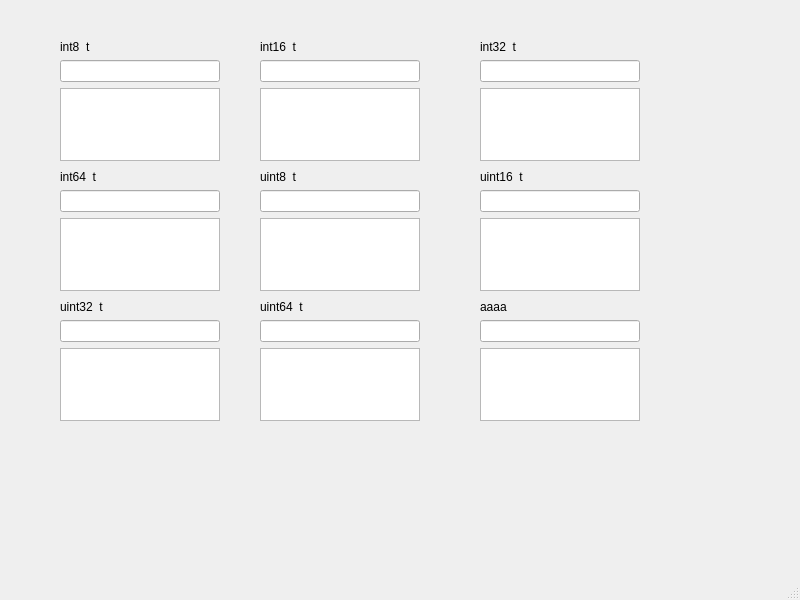
Above: AVSyc/mainwindow.ui from Seathe14/AVSyc before the change. Below: the same form after it.
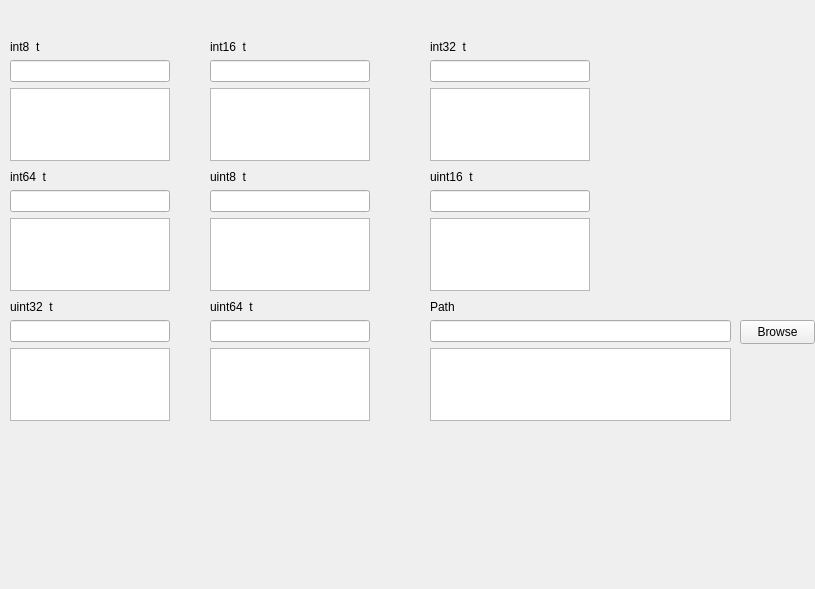
That is the form after the change.

Commit message: Added path browser

Diff of the .ui file:
```diff
--- a/AVSyc/mainwindow.ui
+++ b/AVSyc/mainwindow.ui
@@ -6,10 +6,28 @@
    <rect>
     <x>0</x>
     <y>0</y>
-    <width>800</width>
-    <height>600</height>
+    <width>815</width>
+    <height>589</height>
    </rect>
   </property>
+  <property name="sizePolicy">
+   <sizepolicy hsizetype="Maximum" vsizetype="Maximum">
+    <horstretch>0</horstretch>
+    <verstretch>0</verstretch>
+   </sizepolicy>
+  </property>
+  <property name="minimumSize">
+   <size>
+    <width>815</width>
+    <height>589</height>
+   </size>
+  </property>
+  <property name="maximumSize">
+   <size>
+    <width>815</width>
+    <height>589</height>
+   </size>
+  </property>
   <property name="windowTitle">
    <string>Mace Windu</string>
   </property>
@@ -17,7 +35,7 @@
    <widget class="QWidget" name="verticalLayoutWidget">
     <property name="geometry">
      <rect>
-      <x>60</x>
+      <x>10</x>
       <y>60</y>
       <width>160</width>
       <height>101</height>
@@ -35,7 +53,7 @@
    <widget class="QLabel" name="label">
     <property name="geometry">
      <rect>
-      <x>60</x>
+      <x>10</x>
       <y>40</y>
       <width>47</width>
       <height>13</height>
@@ -48,7 +66,7 @@
    <widget class="QLabel" name="label_2">
     <property name="geometry">
      <rect>
-      <x>260</x>
+      <x>210</x>
       <y>40</y>
       <width>47</width>
       <height>13</height>
@@ -61,7 +79,7 @@
    <widget class="QWidget" name="verticalLayoutWidget_2">
     <property name="geometry">
      <rect>
-      <x>260</x>
+      <x>210</x>
       <y>60</y>
       <width>160</width>
       <height>101</height>
@@ -79,7 +97,7 @@
    <widget class="QLabel" name="label_3">
     <property name="geometry">
      <rect>
-      <x>480</x>
+      <x>430</x>
       <y>40</y>
       <width>47</width>
       <height>13</height>
@@ -92,7 +110,7 @@
    <widget class="QWidget" name="verticalLayoutWidget_3">
     <property name="geometry">
      <rect>
-      <x>480</x>
+      <x>430</x>
       <y>60</y>
       <width>160</width>
       <height>101</height>
@@ -110,7 +128,7 @@
    <widget class="QWidget" name="verticalLayoutWidget_4">
     <property name="geometry">
      <rect>
-      <x>60</x>
+      <x>10</x>
       <y>190</y>
       <width>160</width>
       <height>101</height>
@@ -128,7 +146,7 @@
    <widget class="QLabel" name="label_4">
     <property name="geometry">
      <rect>
-      <x>60</x>
+      <x>10</x>
       <y>170</y>
       <width>47</width>
       <height>13</height>
@@ -141,7 +159,7 @@
    <widget class="QLabel" name="label_5">
     <property name="geometry">
      <rect>
-      <x>260</x>
+      <x>210</x>
       <y>170</y>
       <width>47</width>
       <height>13</height>
@@ -154,7 +172,7 @@
    <widget class="QWidget" name="verticalLayoutWidget_5">
     <property name="geometry">
      <rect>
-      <x>260</x>
+      <x>210</x>
       <y>190</y>
       <width>160</width>
       <height>101</height>
@@ -172,7 +190,7 @@
    <widget class="QLabel" name="label_6">
     <property name="geometry">
      <rect>
-      <x>480</x>
+      <x>430</x>
       <y>170</y>
       <width>47</width>
       <height>13</height>
@@ -185,7 +203,7 @@
    <widget class="QWidget" name="verticalLayoutWidget_6">
     <property name="geometry">
      <rect>
-      <x>480</x>
+      <x>430</x>
       <y>190</y>
       <width>160</width>
       <height>101</height>
@@ -203,7 +221,7 @@
    <widget class="QWidget" name="verticalLayoutWidget_7">
     <property name="geometry">
      <rect>
-      <x>60</x>
+      <x>10</x>
       <y>320</y>
       <width>160</width>
       <height>101</height>
@@ -221,7 +239,7 @@
    <widget class="QLabel" name="label_7">
     <property name="geometry">
      <rect>
-      <x>60</x>
+      <x>10</x>
       <y>300</y>
       <width>47</width>
       <height>13</height>
@@ -234,7 +252,7 @@
    <widget class="QWidget" name="verticalLayoutWidget_8">
     <property name="geometry">
      <rect>
-      <x>260</x>
+      <x>210</x>
       <y>320</y>
       <width>160</width>
       <height>101</height>
@@ -252,7 +270,7 @@
    <widget class="QLabel" name="label_8">
     <property name="geometry">
      <rect>
-      <x>260</x>
+      <x>210</x>
       <y>300</y>
       <width>47</width>
       <height>13</height>
@@ -265,15 +283,19 @@
    <widget class="QWidget" name="verticalLayoutWidget_9">
     <property name="geometry">
      <rect>
-      <x>480</x>
+      <x>430</x>
       <y>320</y>
-      <width>160</width>
+      <width>301</width>
       <height>101</height>
      </rect>
     </property>
     <layout class="QVBoxLayout" name="verticalLayout_9">
      <item>
-      <widget class="QLineEdit" name="lineEdit_9"/>
+      <widget class="QLineEdit" name="lineEdit_9">
+       <property name="readOnly">
+        <bool>true</bool>
+       </property>
+      </widget>
      </item>
      <item>
       <widget class="QTextEdit" name="textEdit_9"/>
@@ -283,14 +305,27 @@
    <widget class="QLabel" name="label_9">
     <property name="geometry">
      <rect>
-      <x>480</x>
+      <x>430</x>
       <y>300</y>
       <width>47</width>
       <height>13</height>
      </rect>
     </property>
     <property name="text">
-     <string>aaaa</string>
+     <string>Path</string>
+    </property>
+   </widget>
+   <widget class="QPushButton" name="pushButton">
+    <property name="geometry">
+     <rect>
+      <x>740</x>
+      <y>320</y>
+      <width>75</width>
+      <height>24</height>
+     </rect>
+    </property>
+    <property name="text">
+     <string>Browse</string>
     </property>
    </widget>
   </widget>
@@ -304,7 +339,6 @@
     </rect>
    </property>
   </widget>
-  <widget class="QStatusBar" name="statusbar"/>
  </widget>
  <resources/>
  <connections/>
```
Left out of the diff: 2 changed lines with no effect on the pictures. The commit also changes 9 other files.
